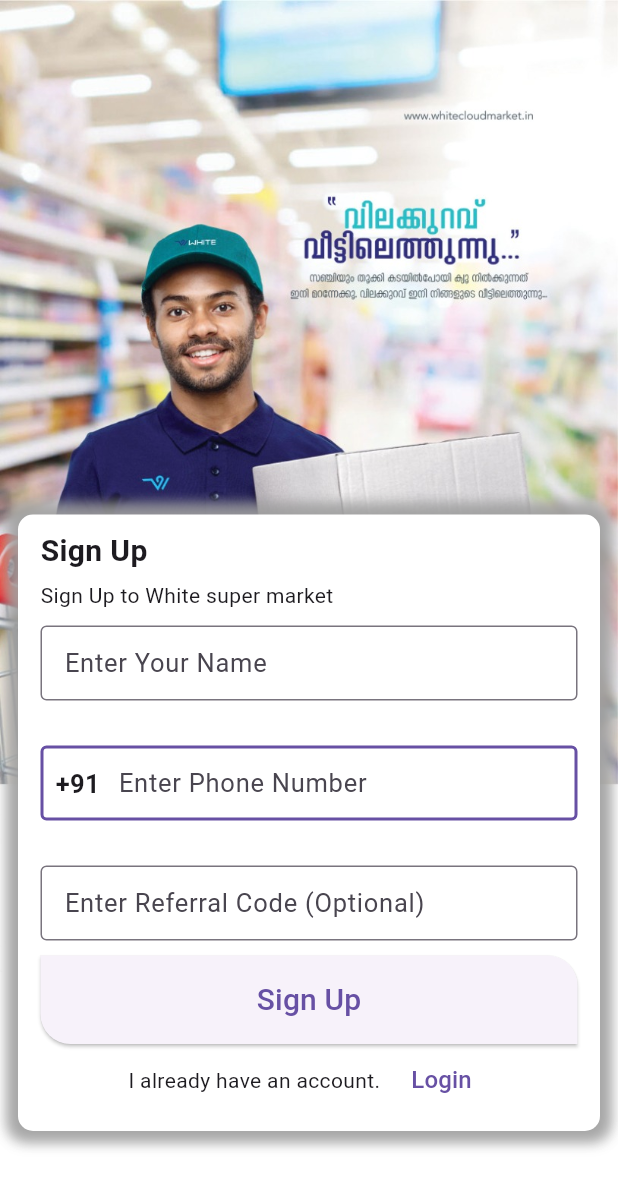
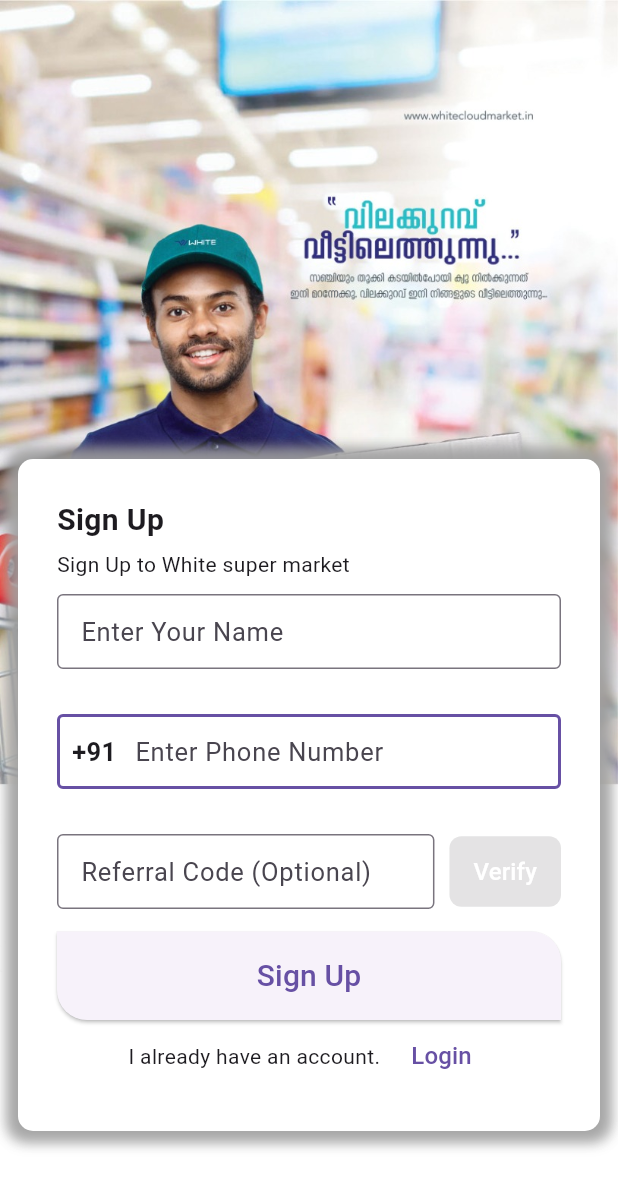
Before and after one commit to swathi1006/new_whitecloud_supermarket, a Flutter app: the SignupScreen screen opened directly, on a phone screen of 412 x 824 dp. Shown: the top 1188 px of the screen. Run offline on Flutter 3.47's test engine with Material 3 defaults, Android fonts, the phone set to English and light mode, and no system bars; our stand-ins replace auto_animated, carousel_slider, flutter_svg, fluttertoast, geocoding, geolocator and 5 more; missing offline and left inert: draggable_fab, mongo_dart; accounts and stored records are empty; project files that could hold a hidden picture were left out.

Commit message:
taptoverifybutton added

```diff
--- a/lib/view/signup_screen.dart
+++ b/lib/view/signup_screen.dart
@@ -19,11 +19,14 @@
   TextEditingController otpController = TextEditingController();
   final TextEditingController referralController = TextEditingController();
 
+
   String otp = '';
   bool signup = false;
   Timer? resendTimer;
   RxBool otpSent = false.obs;
   RxBool otpResent = false.obs;
+
+
 
   void startResendTimer() {
 
@@ -160,7 +163,7 @@
                     ],
                   ),
                   child: Padding(
-                    padding: const EdgeInsets.symmetric(vertical: 10.0, horizontal: 15),
+                    padding:EdgeInsets.all(26),
                     child: Obx(
                           () => Column(
                         mainAxisSize: MainAxisSize.min,
@@ -245,9 +248,11 @@
                           const SizedBox(height: 10),
 
                           // Referral Code Field
-                          ReferralCodeField(referralController: referralController),
+                          ReferralCodeField(referralController: referralController,
+                          onVerify: (){},
+                          ),
 
-                          const SizedBox(height: 10),
+                          const SizedBox(height: 15),
 
                           // OTP Field
 
--- a/lib/widgets/referralcode.dart
+++ b/lib/widgets/referralcode.dart
@@ -2,25 +2,64 @@
 
 class ReferralCodeField extends StatelessWidget {
   final TextEditingController referralController;
+  final VoidCallback onVerify;
 
-  ReferralCodeField({Key? key, required this.referralController}) : super(key: key);
+  ReferralCodeField({
+    Key? key,
+    required this.referralController,
+    required this.onVerify,
+  }) : super(key: key);
 
   @override
   Widget build(BuildContext context) {
-    return TextFormField(
+    return Row(
+      crossAxisAlignment: CrossAxisAlignment.center,
+      children: [
+        Expanded(
+          child: TextFormField(
             controller: referralController,
             style: const TextStyle(fontSize: 17),
-      decoration: const InputDecoration(
+            decoration: InputDecoration(
               isDense: true,
-        border: OutlineInputBorder(),
-        hintText: 'Enter Referral Code (Optional)',
+              border: const OutlineInputBorder(),
+              hintText: 'Referral Code (Optional)',
               counterText: '',
+              suffixIcon: referralController.text.isNotEmpty
+                  ? IconButton(
+                      icon: const Icon(Icons.clear),
+                      onPressed: () {
+                        referralController.clear();
+                      },
+                    )
+                  : null,
             ),
             keyboardType: TextInputType.text,
             validator: (value) {
-        // Optional field: no validation needed unless you decide to add specific checks later.
-        return null;
+              return null; // Optional validation logic here if needed
             },
+          ),
+        ),
+        const SizedBox(width: 10),
+        ElevatedButton(
+          onPressed: referralController.text.isNotEmpty ? onVerify : null,
+          style: ElevatedButton.styleFrom(
+            padding: const EdgeInsets.symmetric(horizontal: 16, vertical: 12),
+            shape: RoundedRectangleBorder(
+              borderRadius: BorderRadius.circular(8),
+            ),
+            backgroundColor: referralController.text.isNotEmpty
+                ? Colors.blue
+                : Colors.red, // Disable button if no text
+          ),
+          child: const Text(
+            'Verify',
+            style: TextStyle(
+              fontSize: 16,
+              color: Colors.white,
+            ),
+          ),
+        ),
+      ],
     );
   }
 }
```
Lines whose indentation alone changed are shown as unchanged.
